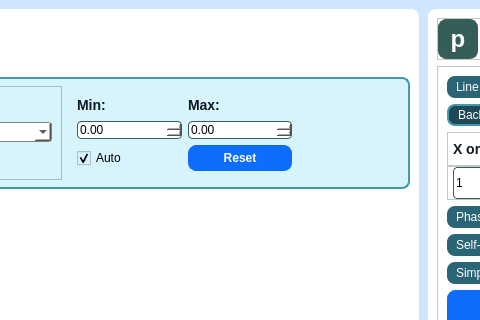
Old version of the form App/HyperImager.ui in the repository ngergihun/NeaReader; both pictures show x 532 to 1012 and y 0 to 320 of the 1278 by 720 pixel window.
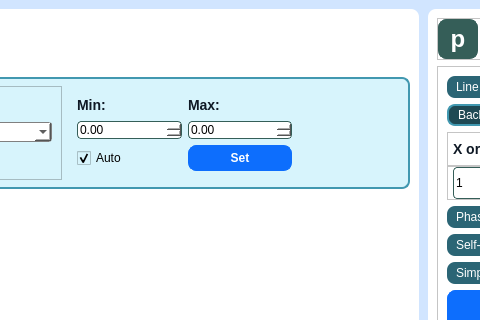
New version of the form. The open tabs and pages were chosen to show the change. Icons and pictures are not drawn. Custom widgets are drawn as their Qt base class.

Commit message: Figure update/set button

```diff
--- a/App/HyperImager.ui
+++ b/App/HyperImager.ui
@@ -896,7 +896,7 @@
                <item>
                 <widget class="QPushButton" name="resetcolorbarButton">
                  <property name="text">
-                  <string>Reset</string>
+                  <string>Set</string>
                  </property>
                 </widget>
                </item>
```
Left out of the diff: 16 changed lines with no effect on the pictures. The commit also changes 3 other files.
